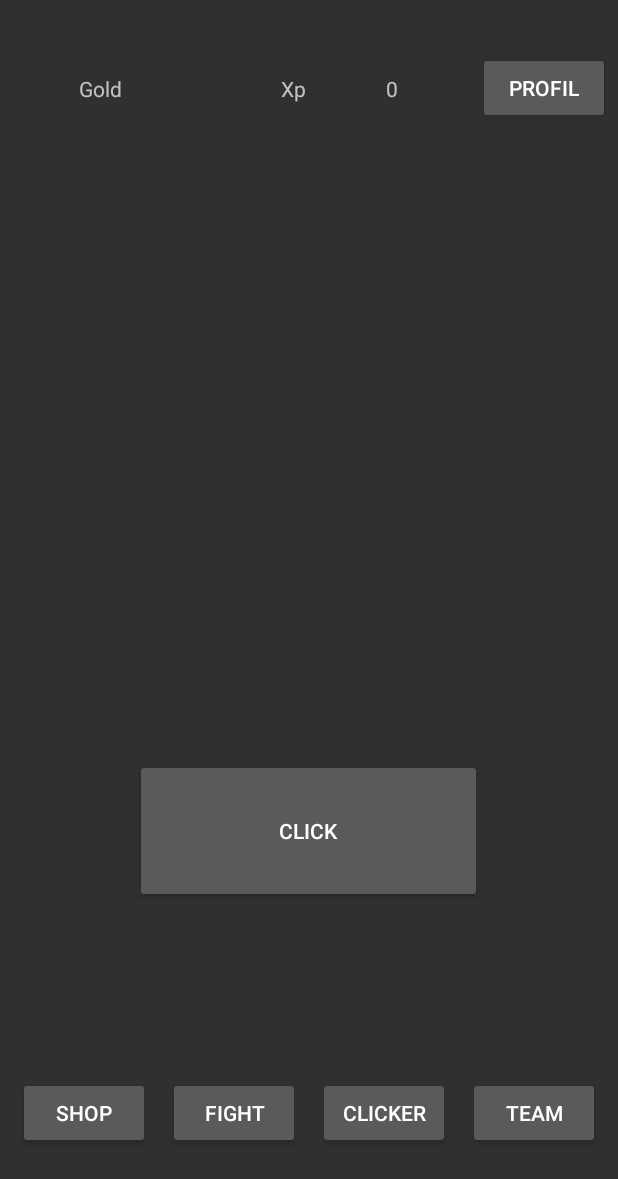
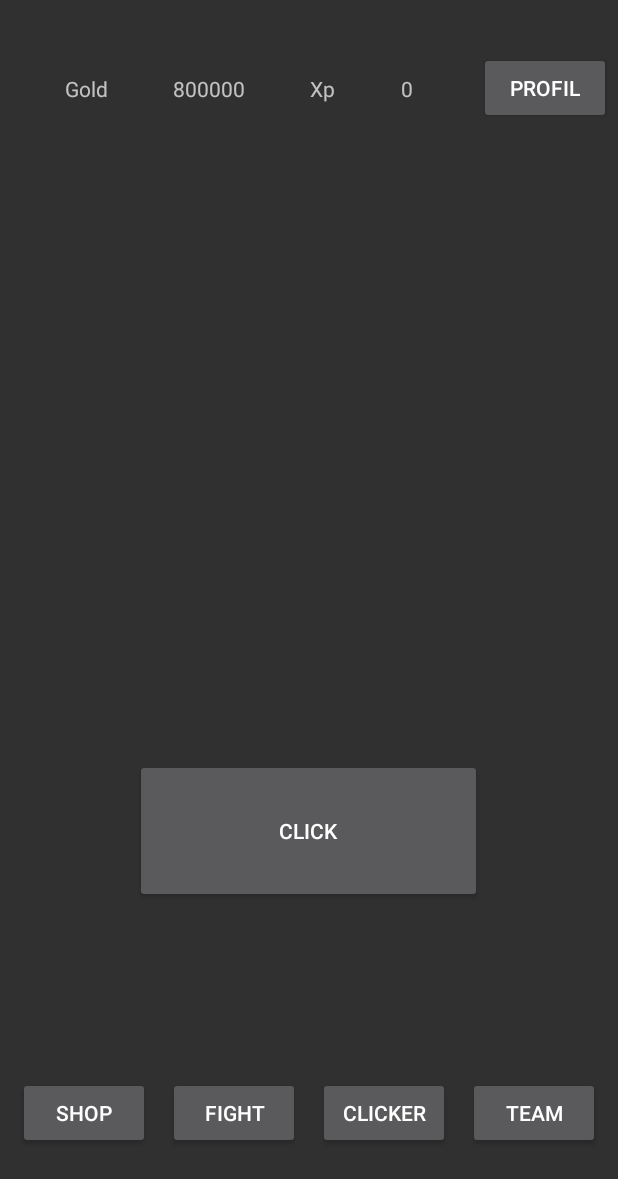
Before and after one commit to Akane277353/tp-clicker-sama, an Android app: the screen it shows after launch (MainActivity), on a phone screen of 412 x 824 dp. Shown: the top 1179 px of the screen. Run offline under Robolectric (Android 15) with nearby library versions, the phone set to English and light mode, and no system bars.

Commit message:
Save
Sauvegarde personnage

```diff
--- a/TP/app/src/main/java/com/example/tp/Fragments/Team.kt
+++ b/TP/app/src/main/java/com/example/tp/Fragments/Team.kt
@@ -4,6 +4,7 @@ import android.os.Bundle
 import android.view.LayoutInflater
 import android.view.View
 import android.view.ViewGroup
+import android.widget.Toast
 import androidx.fragment.app.Fragment
 import androidx.recyclerview.widget.RecyclerView
 import com.example.tp.Adapter.CharTeamAdapter
@@ -11,6 +12,7 @@ import com.example.tp.MainActivity
 import com.example.tp.Model.PlayableChar
 import com.example.tp.Model.Player
 import com.example.tp.R
+import com.example.tp.Stockage.CharStorage
 
 class Team(val context: MainActivity, var player: Player, var charList: List<PlayableChar>) : Fragment() {
 
@@ -26,7 +28,8 @@ class Team(val context: MainActivity, var player: Player, var charList: List<Pla
         return view
     }
 
-    private fun refresh(view: View) {
+
+     fun refresh(view: View) {
         val charRecyclerView = view?.findViewById<RecyclerView>(R.id.charRecyclerView)
         val charRecyclerViewBottom = view?.findViewById<RecyclerView>(R.id.charRecyclerViewBottom)
         charRecyclerView?.adapter = CharTeamAdapter(inTeam(),  this, context, view, player, true)
@@ -54,6 +57,7 @@ class Team(val context: MainActivity, var player: Player, var charList: List<Pla
         val pos = itemPose(char)
         (activity as MainActivity).updateChar(newVal, pos)
         refresh(view)
+        context.update()
     }
 
     fun outTeam(): List<PlayableChar> {
--- a/TP/app/src/main/java/com/example/tp/MainActivity.kt
+++ b/TP/app/src/main/java/com/example/tp/MainActivity.kt
@@ -36,30 +36,12 @@ class MainActivity : AppCompatActivity(), SensorEventListener, Updatable {
         1,"Gontran", 800000, 0, 0, 0, 1
     )
 
-    var char1 = PlayableChar(
-        1, "Giusepe", 1000, 100, 150,
-        250, 0, 0, 0, true, true,0
-    )
+    lateinit var char1 :PlayableChar
+    lateinit var char2 :PlayableChar
+    lateinit var char3 :PlayableChar
+    lateinit var char4 :PlayableChar
+    lateinit var char5 :PlayableChar
 
-    var char2 =  PlayableChar(
-        2, "Rigobert", 1750, 100, 150,
-        150, 1, 1, 1, false, true,5000
-    )
-
-    var char3 =  PlayableChar(
-        3, "George Ducoup", 3000, 30, 40,
-        50, 1, 1, 1, false, true,7500
-    )
-
-    var char4 = PlayableChar(
-        4,"Semi Chips", 450, 350, 450,
-        400, 1, 1, 1, false, false,10000
-    )
-
-    var char5 = PlayableChar(
-        5,"404 Error", 1, 2000, 2200,
-        333, 666, 666, 666, false, true,111111
-    )
 
     private var updateFragment = UpdateFragment(this, player, charList)
 
@@ -151,23 +133,41 @@ class MainActivity : AppCompatActivity(), SensorEventListener, Updatable {
         }
         //PlayerStorage.get(applicationContext).clear()
 
-        charList.add(char1)
-        charList.add(char2)
-        charList.add(char3)
-        charList.add(char4)
-        charList.add(char5)
 
-        println("Avant le if")
         if(CharStorage.get(applicationContext).size() != 5) {
-            println("Avant")
+
+
+            char1 = PlayableChar(
+                1, "Giusepe", 1000, 100, 150,
+                250, 0, 0, 0, true, true,0
+            )
+
+            char2 =  PlayableChar(
+                2, "Rigobert", 1750, 101, 150,
+                150, 1, 1, 1, false, true,5000
+            )
+
+            char3 =  PlayableChar(
+                3, "George Ducoup", 3000, 30, 40,
+                50, 1, 1, 1, false, true,7500
+            )
+
+            char4 = PlayableChar(
+                4,"Semi Chips", 450, 350, 450,
+                400, 1, 1, 1, false, false,10000
+            )
+
+            char5 = PlayableChar(
+                5,"404 Error", 1, 2000, 2200,
+                333, 666, 666, 666, false, true,111111
+            )
+
 
             CharStorage.get(applicationContext).insert(char1)
             CharStorage.get(applicationContext).insert(char2)
             CharStorage.get(applicationContext).insert(char3)
             CharStorage.get(applicationContext).insert(char4)
             CharStorage.get(applicationContext).insert(char5)
-            println("Après")
-            Toast.makeText(applicationContext, "Creation", Toast.LENGTH_LONG).show()
         }
         else{
             char1 = CharStorage.get(applicationContext).findAll()[0]
@@ -175,13 +175,20 @@ class MainActivity : AppCompatActivity(), SensorEventListener, Updatable {
             char3 = CharStorage.get(applicationContext).findAll()[2]
             char4 = CharStorage.get(applicationContext).findAll()[3]
             char5 = CharStorage.get(applicationContext).findAll()[4]
-            Toast.makeText(applicationContext, "Recuperation", Toast.LENGTH_LONG).show()
+
+
         }
 
+        charList.add(char1)
+        charList.add(char2)
+        charList.add(char3)
+        charList.add(char4)
+        charList.add(char5)
         checkForPermissions(android.Manifest.permission.ACTIVITY_RECOGNITION, "activity", ACTIVITY_RECOGNITION_CODE)
 
+        findViewById<TextView>(R.id.goldText).text = player.gold.toString()
+        findViewById<TextView>(R.id.xpText).text = player.xp.toString()
 
-        findViewById<TextView>(R.id.xpText).text = player.xp.toString()
 
         layout = findViewById(R.id.main_activity)
         layout.setOnTouchListener(object : OnSwipeTouchListener(this@MainActivity) {
@@ -264,7 +271,6 @@ class MainActivity : AppCompatActivity(), SensorEventListener, Updatable {
         CharStorage.get(applicationContext).update(3, char3)
         CharStorage.get(applicationContext).update(4, char4)
         CharStorage.get(applicationContext).update(5, char5)
-
     }
 
     fun refreshFragment(){
--- a/TP/app/src/main/java/com/example/tp/Stockage/CharJSONFileStorage.kt
+++ b/TP/app/src/main/java/com/example/tp/Stockage/CharJSONFileStorage.kt
@@ -6,7 +6,7 @@ import org.json.JSONObject
 class CharJSONFileStorage private constructor(context: Context):
     JSONFileStorage<PlayableChar>(context, NAME) {
     companion object {
-        private const val NAME = "char"
+        private const val NAME = "playablechar"
 
         private var STORAGE: CharJSONFileStorage? = null
 
@@ -20,7 +20,7 @@ class CharJSONFileStorage private constructor(context: Context):
 
     override fun create(id: Int, obj: PlayableChar): PlayableChar {
         return PlayableChar(
-            id,
+            obj.id,
             obj.name,
             obj.hp,
             obj.dam1,
--- a/TP/app/src/main/java/com/example/tp/Stockage/PlayerJSONFileStorage.kt
+++ b/TP/app/src/main/java/com/example/tp/Stockage/PlayerJSONFileStorage.kt
@@ -13,7 +13,7 @@ import org.json.JSONObject
 class PlayerJSONFileStorage  private constructor(context: Context):
     JSONFileStorage<Player>(context, NAME){
     companion object{
-        private const val NAME = "contact"
+        private const val NAME = "player"
 
         private var STORAGE: PlayerJSONFileStorage? = null
 
--- a/TP/app/src/main/java/com/example/tp/Updatable.kt
+++ b/TP/app/src/main/java/com/example/tp/Updatable.kt
@@ -1,4 +1,6 @@
 package com.example.tp
+
+import com.example.tp.Model.PlayableChar
 
 interface Updatable {
 
```
